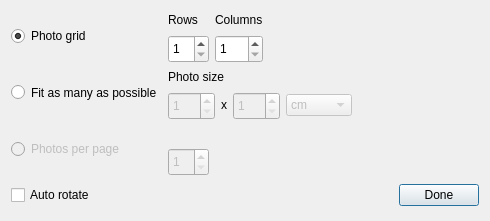
Qt form utilities/assistants/printcreator/ui/advprintcustomlayout.ui (KDE/digikam) before a commit.
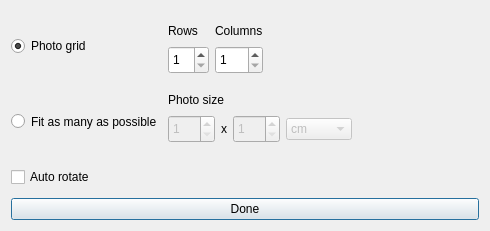
The same form after that commit.

Commit message: fix template icon size : more larger = more visible, readable Fix custom layout dialog options : remove obsolete settings and fix dialog GUI

What changed in the file:
```diff
--- a/utilities/assistants/printcreator/ui/advprintcustomlayout.ui
+++ b/utilities/assistants/printcreator/ui/advprintcustomlayout.ui
@@ -7,7 +7,7 @@
     <x>0</x>
     <y>0</y>
     <width>490</width>
-    <height>221</height>
+    <height>231</height>
    </rect>
   </property>
   <property name="sizePolicy">
@@ -74,28 +74,6 @@
          </property>
         </widget>
        </item>
-       <item>
-        <widget class="QRadioButton" name="m_photosXPageCheck">
-         <property name="enabled">
-          <bool>false</bool>
-         </property>
-         <property name="sizePolicy">
-          <sizepolicy hsizetype="Minimum" vsizetype="Preferred">
-           <horstretch>0</horstretch>
-           <verstretch>0</verstretch>
-          </sizepolicy>
-         </property>
-         <property name="minimumSize">
-          <size>
-           <width>0</width>
-           <height>46</height>
-          </size>
-         </property>
-         <property name="text">
-          <string>Photos per page</string>
-         </property>
-        </widget>
-       </item>
       </layout>
      </item>
      <item>
@@ -339,87 +317,7 @@
         </layout>
        </item>
        <item>
-        <layout class="QHBoxLayout" name="horizontalLayout_4">
-         <item>
-          <layout class="QVBoxLayout" name="verticalLayout_2">
-           <item>
-            <widget class="QLabel" name="label_5">
-             <property name="sizePolicy">
-              <sizepolicy hsizetype="Preferred" vsizetype="Fixed">
-               <horstretch>0</horstretch>
-               <verstretch>0</verstretch>
-              </sizepolicy>
-             </property>
-             <property name="minimumSize">
-              <size>
-               <width>0</width>
-               <height>18</height>
-              </size>
-             </property>
-             <property name="text">
-              <string/>
-             </property>
-            </widget>
-           </item>
-           <item>
-            <widget class="QSpinBox" name="m_photosXPage">
-             <property name="enabled">
-              <bool>false</bool>
-             </property>
-             <property name="sizePolicy">
-              <sizepolicy hsizetype="Minimum" vsizetype="Fixed">
-               <horstretch>0</horstretch>
-               <verstretch>0</verstretch>
-              </sizepolicy>
-             </property>
-             <property name="minimumSize">
-              <size>
-               <width>0</width>
-               <height>28</height>
-              </size>
-             </property>
-             <property name="frame">
-              <bool>true</bool>
-             </property>
-             <property name="readOnly">
-              <bool>false</bool>
-             </property>
-             <property name="specialValueText">
-              <string extracomment="0 to disable"/>
-             </property>
-             <property name="minimum">
-              <number>1</number>
-             </property>
-             <property name="singleStep">
-              <number>1</number>
-             </property>
-             <property name="value">
-              <number>1</number>
-             </property>
-            </widget>
-           </item>
-          </layout>
-         </item>
-         <item>
-          <spacer name="horizontalSpacer">
-           <property name="sizePolicy">
-            <sizepolicy hsizetype="Minimum" vsizetype="Minimum">
-             <horstretch>0</horstretch>
-             <verstretch>0</verstretch>
-            </sizepolicy>
-           </property>
-           <property name="orientation">
-            <enum>Qt::Horizontal</enum>
-           </property>
-           <property name="sizeHint" stdset="0">
-            <size>
-             <width>40</width>
-             <height>20</height>
-            </size>
-           </property>
-          </spacer>
-         </item>
-        </layout>
+        <layout class="QHBoxLayout" name="horizontalLayout_4"/>
        </item>
       </layout>
      </item>
@@ -447,15 +345,15 @@
        </property>
       </spacer>
      </item>
-     <item>
-      <widget class="QPushButton" name="m_doneButton">
-       <property name="text">
-        <string>Done</string>
-       </property>
-      </widget>
-     </item>
     </layout>
    </item>
+   <item>
+    <widget class="QPushButton" name="m_doneButton">
+     <property name="text">
+      <string>Done</string>
+     </property>
+    </widget>
+   </item>
   </layout>
  </widget>
  <resources/>
```
Left out of the diff: 34 changed lines with no effect on the pictures. The commit also changes 5 other files.
